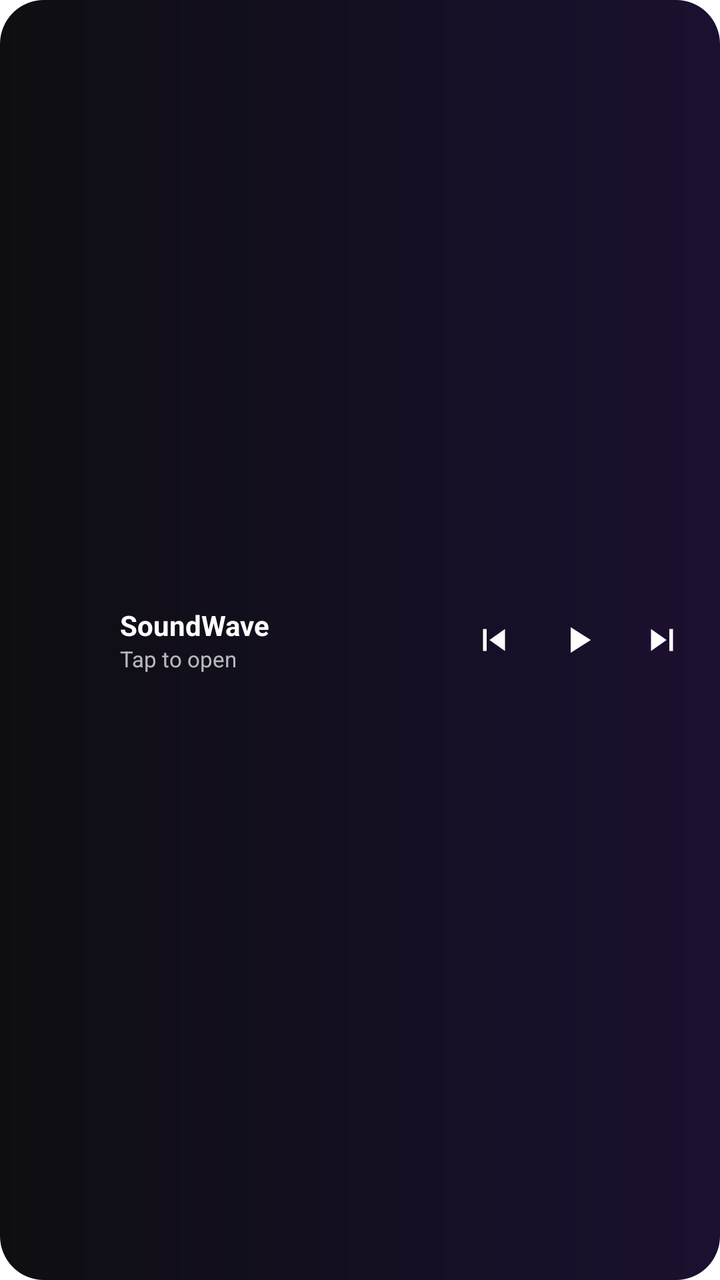
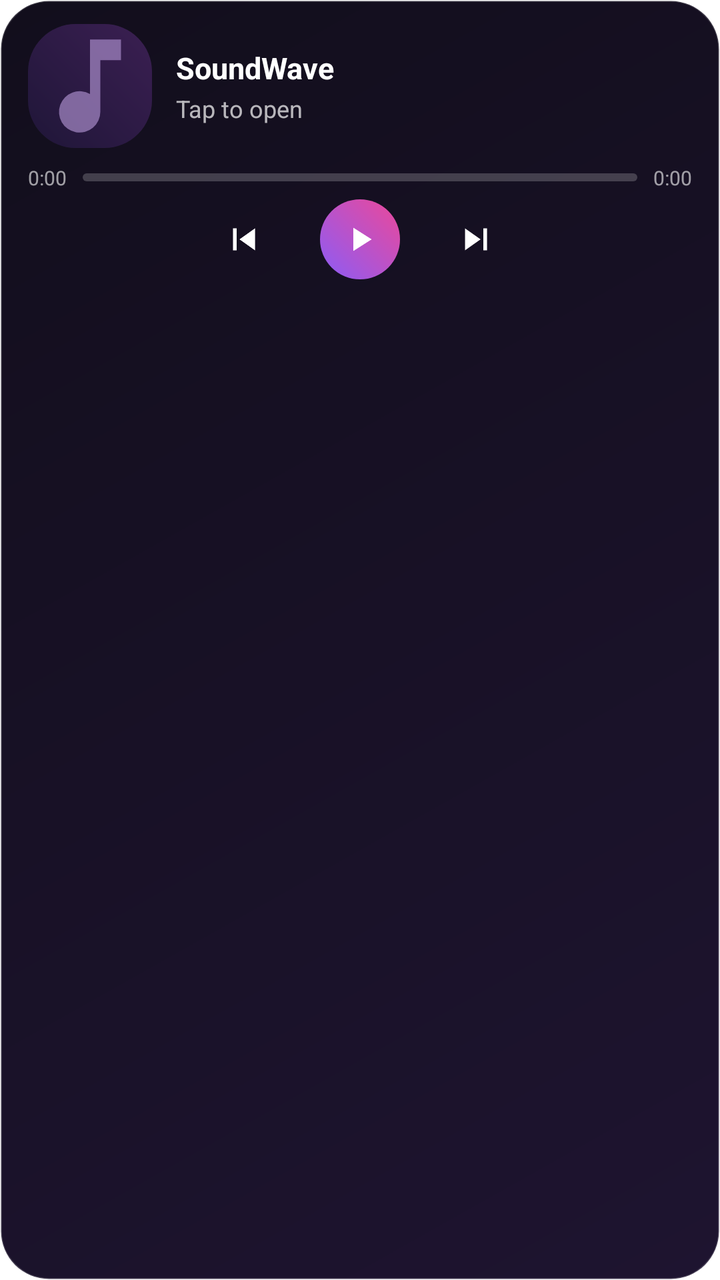

Screens rendered from an Android XML layout before and after an edit, with the pre-edit source and the edit as a unified diff.
<!-- AndroidManifest.xml: fallback theme Theme.MaterialComponents.DayNight.NoActionBar -->
<!-- res/layout/soundwave_widget.xml -->
<?xml version="1.0" encoding="utf-8"?>
<LinearLayout xmlns:android="http://schemas.android.com/apk/res/android"
    android:id="@+id/widget_root"
    android:layout_width="match_parent"
    android:layout_height="match_parent"
    android:background="@drawable/soundwave_widget_background"
    android:gravity="center_vertical"
    android:orientation="horizontal"
    android:paddingStart="14dp"
    android:paddingEnd="8dp"
    android:paddingTop="8dp"
    android:paddingBottom="8dp">

    <ImageView
        android:layout_width="34dp"
        android:layout_height="34dp"
        android:contentDescription="SoundWave"
        android:scaleType="fitCenter"
        android:src="@mipmap/ic_launcher" />

    <LinearLayout
        android:layout_width="0dp"
        android:layout_height="wrap_content"
        android:layout_marginStart="12dp"
        android:layout_weight="1"
        android:orientation="vertical">

        <TextView
            android:id="@+id/widget_title"
            android:layout_width="match_parent"
            android:layout_height="wrap_content"
            android:ellipsize="end"
            android:maxLines="1"
            android:text="SoundWave"
            android:textColor="#FFFFFF"
            android:textSize="14sp"
            android:textStyle="bold" />

        <TextView
            android:id="@+id/widget_artist"
            android:layout_width="match_parent"
            android:layout_height="wrap_content"
            android:ellipsize="end"
            android:maxLines="1"
            android:text="Tap to open"
            android:textColor="#B3FFFFFF"
            android:textSize="11sp" />
    </LinearLayout>

    <ImageButton
        android:id="@+id/widget_prev"
        android:layout_width="42dp"
        android:layout_height="42dp"
        android:background="@android:color/transparent"
        android:contentDescription="Previous song"
        android:padding="10dp"
        android:scaleType="fitCenter"
        android:src="@drawable/ic_widget_previous" />

    <ImageButton
        android:id="@+id/widget_play_pause"
        android:layout_width="42dp"
        android:layout_height="42dp"
        android:background="@android:color/transparent"
        android:contentDescription="Play or pause"
        android:padding="10dp"
        android:scaleType="fitCenter"
        android:src="@drawable/ic_widget_play" />

    <ImageButton
        android:id="@+id/widget_next"
        android:layout_width="42dp"
        android:layout_height="42dp"
        android:background="@android:color/transparent"
        android:contentDescription="Next song"
        android:padding="10dp"
        android:scaleType="fitCenter"
        android:src="@drawable/ic_widget_next" />
</LinearLayout>
<!-- resources referenced by this layout -->
<resources>
  <!-- drawable ic_widget_next (drawable) -->
  <?xml version="1.0" encoding="utf-8"?>
  <vector xmlns:android="http://schemas.android.com/apk/res/android"
      android:width="24dp"
      android:height="24dp"
      android:viewportWidth="24"
      android:viewportHeight="24">
      <path
          android:fillColor="#FFFFFF"
          android:pathData="M16,6h2v12h-2z" />
      <path
          android:fillColor="#FFFFFF"
          android:pathData="M6,6v12l8.5,-6z" />
  </vector>
  <!-- drawable ic_widget_play (drawable) -->
  <?xml version="1.0" encoding="utf-8"?>
  <vector xmlns:android="http://schemas.android.com/apk/res/android"
      android:width="24dp"
      android:height="24dp"
      android:viewportWidth="24"
      android:viewportHeight="24">
      <path
          android:fillColor="#FFFFFF"
          android:pathData="M8,5v14l11,-7z" />
  </vector>
  <!-- drawable ic_widget_previous (drawable) -->
  <?xml version="1.0" encoding="utf-8"?>
  <vector xmlns:android="http://schemas.android.com/apk/res/android"
      android:width="24dp"
      android:height="24dp"
      android:viewportWidth="24"
      android:viewportHeight="24">
      <path
          android:fillColor="#FFFFFF"
          android:pathData="M6,6h2v12H6z" />
      <path
          android:fillColor="#FFFFFF"
          android:pathData="M18,6v12L9.5,12z" />
  </vector>
  <!-- drawable soundwave_widget_background (drawable) -->
  <?xml version="1.0" encoding="utf-8"?>
  <shape xmlns:android="http://schemas.android.com/apk/res/android"
      android:shape="rectangle">
      <gradient
          android:angle="0"
          android:endColor="#1B1030"
          android:startColor="#0E0E12" />
      <corners android:radius="22dp" />
  </shape>
  <!-- mipmap ic_launcher (mipmap-anydpi-v26) -->
  <?xml version="1.0" encoding="utf-8"?>
  <adaptive-icon xmlns:android="http://schemas.android.com/apk/res/android">
      <background android:drawable="@color/ic_launcher_background"/>
      <foreground android:drawable="@mipmap/ic_launcher_foreground"/>
  </adaptive-icon>
  <color name="ic_launcher_background">#F4F6FC</color>
</resources>

<!-- the commit's change to res/layout/soundwave_widget.xml (unified diff, before → after) -->
@@ -4,76 +4,130 @@
     android:layout_width="match_parent"
     android:layout_height="match_parent"
     android:background="@drawable/soundwave_widget_background"
-    android:gravity="center_vertical"
-    android:orientation="horizontal"
+    android:orientation="vertical"
     android:paddingStart="14dp"
-    android:paddingEnd="8dp"
-    android:paddingTop="8dp"
-    android:paddingBottom="8dp">
-
-    <ImageView
-        android:layout_width="34dp"
-        android:layout_height="34dp"
-        android:contentDescription="SoundWave"
-        android:scaleType="fitCenter"
-        android:src="@mipmap/ic_launcher" />
+    android:paddingEnd="14dp"
+    android:paddingTop="12dp"
+    android:paddingBottom="10dp">
 
     <LinearLayout
-        android:layout_width="0dp"
+        android:layout_width="match_parent"
         android:layout_height="wrap_content"
-        android:layout_marginStart="12dp"
-        android:layout_weight="1"
-        android:orientation="vertical">
+        android:gravity="center_vertical"
+        android:orientation="horizontal">
+
+        <ImageView
+            android:id="@+id/widget_art"
+            android:layout_width="62dp"
+            android:layout_height="62dp"
+            android:contentDescription="Album art"
+            android:scaleType="fitCenter"
+            android:src="@drawable/widget_art_placeholder" />
+
+        <LinearLayout
+            android:layout_width="0dp"
+            android:layout_height="wrap_content"
+            android:layout_marginStart="12dp"
+            android:layout_weight="1"
+            android:orientation="vertical">
+
+            <TextView
+                android:id="@+id/widget_title"
+                android:layout_width="match_parent"
+                android:layout_height="wrap_content"
+                android:ellipsize="end"
+                android:maxLines="1"
+                android:text="SoundWave"
+                android:textColor="#FFFFFF"
+                android:textSize="15sp"
+                android:textStyle="bold" />
+
+            <TextView
+                android:id="@+id/widget_artist"
+                android:layout_width="match_parent"
+                android:layout_height="wrap_content"
+                android:layout_marginTop="2dp"
+                android:ellipsize="end"
+                android:maxLines="1"
+                android:text="Tap to open"
+                android:textColor="#B3FFFFFF"
+                android:textSize="12sp" />
+        </LinearLayout>
+    </LinearLayout>
+
+    <LinearLayout
+        android:layout_width="match_parent"
+        android:layout_height="wrap_content"
+        android:layout_marginTop="8dp"
+        android:gravity="center_vertical"
+        android:orientation="horizontal">
 
         <TextView
-            android:id="@+id/widget_title"
-            android:layout_width="match_parent"
+            android:id="@+id/widget_elapsed"
+            android:layout_width="wrap_content"
             android:layout_height="wrap_content"
-            android:ellipsize="end"
-            android:maxLines="1"
-            android:text="SoundWave"
-            android:textColor="#FFFFFF"
-            android:textSize="14sp"
-            android:textStyle="bold" />
+            android:text="0:00"
+            android:textColor="#99FFFFFF"
+            android:textSize="10sp" />
+
+        <ProgressBar
+            android:id="@+id/widget_progress"
+            style="?android:attr/progressBarStyleHorizontal"
+            android:layout_width="0dp"
+            android:layout_height="4dp"
+            android:layout_marginStart="8dp"
+            android:layout_marginEnd="8dp"
+            android:layout_weight="1"
+            android:max="1000"
+            android:progress="0"
+            android:progressDrawable="@drawable/widget_progress" />
 
         <TextView
-            android:id="@+id/widget_artist"
-            android:layout_width="match_parent"
+            android:id="@+id/widget_total"
+            android:layout_width="wrap_content"
             android:layout_height="wrap_content"
-            android:ellipsize="end"
-            android:maxLines="1"
-            android:text="Tap to open"
-            android:textColor="#B3FFFFFF"
-            android:textSize="11sp" />
+            android:text="0:00"
+            android:textColor="#99FFFFFF"
+            android:textSize="10sp" />
     </LinearLayout>
 
-    <ImageButton
-        android:id="@+id/widget_prev"
-        android:layout_width="42dp"
-        android:layout_height="42dp"
-        android:background="@android:color/transparent"
-        android:contentDescription="Previous song"
-        android:padding="10dp"
-        android:scaleType="fitCenter"
-        android:src="@drawable/ic_widget_previous" />
+    <LinearLayout
+        android:layout_width="match_parent"
+        android:layout_height="wrap_content"
+        android:layout_marginTop="4dp"
+        android:gravity="center"
+        android:orientation="horizontal">
 
-    <ImageButton
-        android:id="@+id/widget_play_pause"
-        android:layout_width="42dp"
-        android:layout_height="42dp"
-        android:background="@android:color/transparent"
-        android:contentDescription="Play or pause"
-        android:padding="10dp"
-        android:scaleType="fitCenter"
-        android:src="@drawable/ic_widget_play" />
+        <ImageButton
+            android:id="@+id/widget_prev"
+            android:layout_width="40dp"
+            android:layout_height="40dp"
+            android:background="@android:color/transparent"
+            android:contentDescription="Previous song"
+            android:padding="9dp"
+            android:scaleType="fitCenter"
+            android:src="@drawable/ic_widget_previous" />
 
-    <ImageButton
-        android:id="@+id/widget_next"
-        android:layout_width="42dp"
-        android:layout_height="42dp"
-        android:background="@android:color/transparent"
-        android:contentDescription="Next song"
-        android:padding="10dp"
-        android:scaleType="fitCenter"
-        android:src="@drawable/ic_widget_next" />
+        <ImageButton
+            android:id="@+id/widget_play_pause"
+            android:layout_width="40dp"
+            android:layout_height="40dp"
+            android:layout_marginStart="18dp"
+            android:layout_marginEnd="18dp"
+            android:background="@drawable/widget_play_bg"
+            android:contentDescription="Play or pause"
+            android:padding="10dp"
+            android:scaleType="fitCenter"
+            android:src="@drawable/ic_widget_play" />
+
+        <ImageButton
+            android:id="@+id/widget_next"
+            android:layout_width="40dp"
+            android:layout_height="40dp"
+            android:background="@android:color/transparent"
+            android:contentDescription="Next song"
+            android:padding="9dp"
+            android:scaleType="fitCenter"
+            android:src="@drawable/ic_widget_next" />
+    </LinearLayout>
 </LinearLayout>
<!-- resource entries referenced after the edit -->
@@ -44,17 +44,72 @@
   <shape xmlns:android="http://schemas.android.com/apk/res/android"
       android:shape="rectangle">
       <gradient
-          android:angle="0"
-          android:endColor="#1B1030"
-          android:startColor="#0E0E12" />
-      <corners android:radius="22dp" />
+          android:angle="315"
+          android:endColor="#1E1430"
+          android:startColor="#120E1C" />
+      <corners android:radius="24dp" />
+      <stroke
+          android:width="1dp"
+          android:color="#2EFFFFFF" />
   </shape>
-  <!-- mipmap ic_launcher (mipmap-anydpi-v26) -->
+  <!-- drawable widget_art_placeholder (drawable) -->
   <?xml version="1.0" encoding="utf-8"?>
-  <adaptive-icon xmlns:android="http://schemas.android.com/apk/res/android">
-      <background android:drawable="@color/ic_launcher_background"/>
-      <foreground android:drawable="@mipmap/ic_launcher_foreground"/>
-  </adaptive-icon>
-  <color name="ic_launcher_background">#F4F6FC</color>
+  <layer-list xmlns:android="http://schemas.android.com/apk/res/android">
+      <item>
+          <shape android:shape="rectangle">
+              <corners android:radius="10dp" />
+              <gradient
+                  android:angle="45"
+                  android:endColor="#3B1F52"
+                  android:startColor="#1F1638" />
+          </shape>
+      </item>
+      <item
+          android:width="26dp"
+          android:height="26dp"
+          android:drawable="@drawable/ic_widget_music"
+          android:gravity="center" />
+  </layer-list>
+  <!-- drawable widget_play_bg (drawable) -->
+  <?xml version="1.0" encoding="utf-8"?>
+  <shape xmlns:android="http://schemas.android.com/apk/res/android"
+      android:shape="oval">
+      <gradient
+          android:angle="45"
+          android:endColor="#EC4899"
+          android:startColor="#8B5CF6" />
+  </shape>
+  <!-- drawable widget_progress (drawable) -->
+  <?xml version="1.0" encoding="utf-8"?>
+  <layer-list xmlns:android="http://schemas.android.com/apk/res/android">
+      <item android:id="@android:id/background">
+          <shape android:shape="rectangle">
+              <corners android:radius="3dp" />
+              <solid android:color="#33FFFFFF" />
+          </shape>
+      </item>
+      <item android:id="@android:id/progress">
+          <clip>
+              <shape android:shape="rectangle">
+                  <corners android:radius="3dp" />
+                  <gradient
+                      android:angle="0"
+                      android:endColor="#EC4899"
+                      android:startColor="#8B5CF6" />
+              </shape>
+          </clip>
+      </item>
+  </layer-list>
+  <!-- drawable ic_widget_music (drawable) -->
+  <?xml version="1.0" encoding="utf-8"?>
+  <vector xmlns:android="http://schemas.android.com/apk/res/android"
+      android:width="24dp"
+      android:height="24dp"
+      android:viewportWidth="24"
+      android:viewportHeight="24">
+      <path
+          android:fillColor="#B3A78BC8"
+          android:pathData="M12,3v10.55A4,4 0,1 0,14 17V7h4V3z" />
+  </vector>
 </resources>
 
